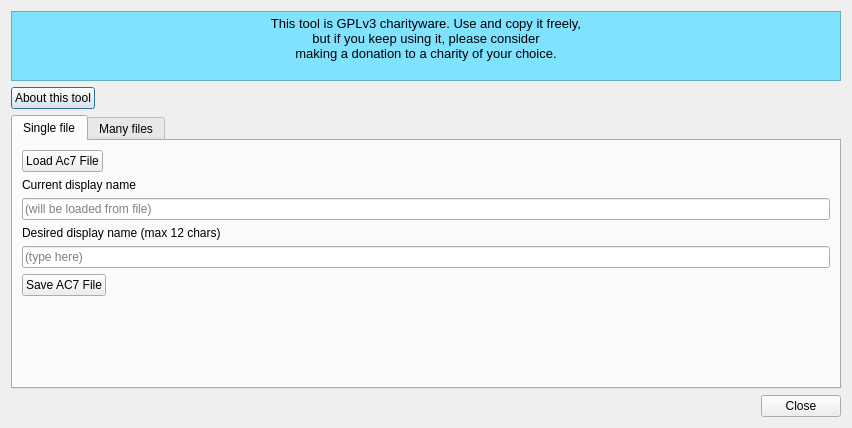
Qt form ac7renamer/ac7renamerdlg.ui (shimpe/ac7renamer) before a commit.
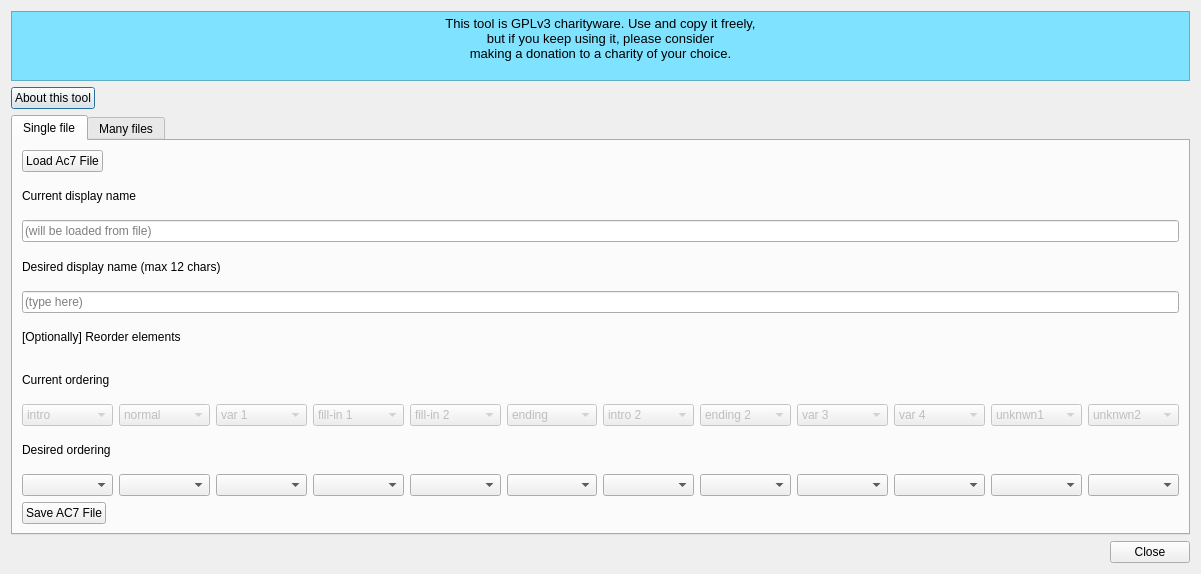
The same form after that commit.

Commit message: extend ui to allow for reordering elements

Patch:
```diff
--- a/ac7renamer/ac7renamerdlg.ui
+++ b/ac7renamer/ac7renamerdlg.ui
@@ -6,8 +6,8 @@
    <rect>
     <x>0</x>
     <y>0</y>
-    <width>852</width>
-    <height>428</height>
+    <width>1201</width>
+    <height>574</height>
    </rect>
   </property>
   <property name="windowTitle">
@@ -166,6 +166,221 @@
            </property>
           </widget>
          </item>
+         <item>
+          <widget class="QLabel" name="label_5">
+           <property name="text">
+            <string>[Optionally] Reorder elements</string>
+           </property>
+          </widget>
+         </item>
+         <item>
+          <widget class="QLabel" name="label_3">
+           <property name="text">
+            <string>Current ordering</string>
+           </property>
+          </widget>
+         </item>
+         <item>
+          <layout class="QHBoxLayout" name="firstRow">
+           <item>
+            <widget class="QComboBox" name="curEl1">
+             <property name="enabled">
+              <bool>false</bool>
+             </property>
+             <property name="sizePolicy">
+              <sizepolicy hsizetype="Preferred" vsizetype="Fixed">
+               <horstretch>0</horstretch>
+               <verstretch>0</verstretch>
+              </sizepolicy>
+             </property>
+             <item>
+              <property name="text">
+               <string>intro</string>
+              </property>
+             </item>
+            </widget>
+           </item>
+           <item>
+            <widget class="QComboBox" name="curEl2">
+             <property name="enabled">
+              <bool>false</bool>
+             </property>
+             <item>
+              <property name="text">
+               <string>normal</string>
+              </property>
+             </item>
+            </widget>
+           </item>
+           <item>
+            <widget class="QComboBox" name="curEl3">
+             <property name="enabled">
+              <bool>false</bool>
+             </property>
+             <item>
+              <property name="text">
+               <string>var 1</string>
+              </property>
+             </item>
+            </widget>
+           </item>
+           <item>
+            <widget class="QComboBox" name="curEl4">
+             <property name="enabled">
+              <bool>false</bool>
+             </property>
+             <item>
+              <property name="text">
+               <string>fill-in 1</string>
+              </property>
+             </item>
+            </widget>
+           </item>
+           <item>
+            <widget class="QComboBox" name="curEl5">
+             <property name="enabled">
+              <bool>false</bool>
+             </property>
+             <item>
+              <property name="text">
+               <string>fill-in 2</string>
+              </property>
+             </item>
+            </widget>
+           </item>
+           <item>
+            <widget class="QComboBox" name="curEl6">
+             <property name="enabled">
+              <bool>false</bool>
+             </property>
+             <item>
+              <property name="text">
+               <string>ending</string>
+              </property>
+             </item>
+            </widget>
+           </item>
+           <item>
+            <widget class="QComboBox" name="curEl7">
+             <property name="enabled">
+              <bool>false</bool>
+             </property>
+             <item>
+              <property name="text">
+               <string>intro 2</string>
+              </property>
+             </item>
+            </widget>
+           </item>
+           <item>
+            <widget class="QComboBox" name="curEl8">
+             <property name="enabled">
+              <bool>false</bool>
+             </property>
+             <item>
+              <property name="text">
+               <string>ending 2</string>
+              </property>
+             </item>
+            </widget>
+           </item>
+           <item>
+            <widget class="QComboBox" name="curEl9">
+             <property name="enabled">
+              <bool>false</bool>
+             </property>
+             <item>
+              <property name="text">
+               <string>var 3</string>
+              </property>
+             </item>
+            </widget>
+           </item>
+           <item>
+            <widget class="QComboBox" name="curEl10">
+             <property name="enabled">
+              <bool>false</bool>
+             </property>
+             <item>
+              <property name="text">
+               <string>var 4</string>
+              </property>
+             </item>
+            </widget>
+           </item>
+           <item>
+            <widget class="QComboBox" name="curEl11">
+             <property name="enabled">
+              <bool>false</bool>
+             </property>
+             <item>
+              <property name="text">
+               <string>unknwn1</string>
+              </property>
+             </item>
+            </widget>
+           </item>
+           <item>
+            <widget class="QComboBox" name="curEl12">
+             <property name="enabled">
+              <bool>false</bool>
+             </property>
+             <item>
+              <property name="text">
+               <string>unknwn2</string>
+              </property>
+             </item>
+            </widget>
+           </item>
+          </layout>
+         </item>
+         <item>
+          <widget class="QLabel" name="label_4">
+           <property name="text">
+            <string>Desired ordering</string>
+           </property>
+          </widget>
+         </item>
+         <item>
+          <layout class="QHBoxLayout" name="secRow">
+           <item>
+            <widget class="QComboBox" name="desEl1"/>
+           </item>
+           <item>
+            <widget class="QComboBox" name="desEl2"/>
+           </item>
+           <item>
+            <widget class="QComboBox" name="desEl3"/>
+           </item>
+           <item>
+            <widget class="QComboBox" name="desEl4"/>
+           </item>
+           <item>
+            <widget class="QComboBox" name="desEl5"/>
+           </item>
+           <item>
+            <widget class="QComboBox" name="desEl6"/>
+           </item>
+           <item>
+            <widget class="QComboBox" name="desEl7"/>
+           </item>
+           <item>
+            <widget class="QComboBox" name="desEl8"/>
+           </item>
+           <item>
+            <widget class="QComboBox" name="desEl9"/>
+           </item>
+           <item>
+            <widget class="QComboBox" name="desEl10"/>
+           </item>
+           <item>
+            <widget class="QComboBox" name="desEl11"/>
+           </item>
+           <item>
+            <widget class="QComboBox" name="desEl12"/>
+           </item>
+          </layout>
+         </item>
          <item>
           <layout class="QHBoxLayout" name="horizontalLayout_2">
            <item>
@@ -190,19 +405,6 @@
            </item>
           </layout>
          </item>
-         <item>
-          <spacer name="verticalSpacer">
-           <property name="orientation">
-            <enum>Qt::Vertical</enum>
-           </property>
-           <property name="sizeHint" stdset="0">
-            <size>
-             <width>20</width>
-             <height>40</height>
-            </size>
-           </property>
-          </spacer>
-         </item>
         </layout>
        </widget>
        <widget class="QWidget" name="multiFileTab">
```
Left out of the diff: 33 changed lines with no effect on the pictures. The commit also changes 2 other files.
